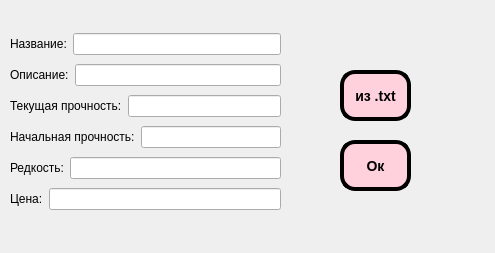
Above: lab_6/prog1window.ui from Manakoff/2- before the change. Below: the same form after it.
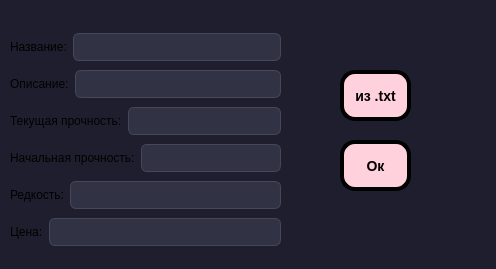
That is the form after the change.

What changed in the file:
```diff
--- a/lab_6/prog1window.ui
+++ b/lab_6/prog1window.ui
@@ -6,13 +6,18 @@
    <rect>
     <x>0</x>
     <y>0</y>
-    <width>495</width>
-    <height>253</height>
+    <width>496</width>
+    <height>269</height>
    </rect>
   </property>
   <property name="windowTitle">
    <string>Новый объект</string>
   </property>
+  <property name="styleSheet">
+   <string notr="true">QMainWindow, QDialog {
+    background-color: #1e1e2e; 
+}</string>
+  </property>
   <widget class="QPushButton" name="pushButton">
    <property name="geometry">
     <rect>
@@ -69,19 +74,21 @@
 QPushButton:pressed {
     background-color: #F8A0B0;
     border-style: inset;
-}</string>
+	padding-top: 12px;
+}
+</string>
    </property>
    <property name="text">
     <string>Ок</string>
    </property>
   </widget>
-  <widget class="QWidget" name="">
+  <widget class="QWidget" name="layoutWidget">
    <property name="geometry">
     <rect>
      <x>10</x>
      <y>30</y>
      <width>271</width>
-     <height>188</height>
+     <height>224</height>
     </rect>
    </property>
    <layout class="QVBoxLayout" name="verticalLayout">
@@ -95,7 +102,22 @@
        </widget>
       </item>
       <item>
-       <widget class="QLineEdit" name="lineEdit"/>
+       <widget class="QLineEdit" name="lineEdit">
+        <property name="styleSheet">
+         <string notr="true">QLineEdit {
+    background-color: #313244;
+    color: #cdd6f4;
+    border: 1px solid #45475a;
+    border-radius: 6px;
+    padding: 5px;
+    selection-background-color: #89b4fa;
+}
+
+QLineEdit:focus {
+    border: 2px solid #89b4fa;
+}</string>
+        </property>
+       </widget>
       </item>
      </layout>
     </item>
@@ -109,7 +131,22 @@
        </widget>
       </item>
       <item>
-       <widget class="QLineEdit" name="lineEdit_2"/>
+       <widget class="QLineEdit" name="lineEdit_2">
+        <property name="styleSheet">
+         <string notr="true">QLineEdit {
+    background-color: #313244;
+    color: #cdd6f4;
+    border: 1px solid #45475a;
+    border-radius: 6px;
+    padding: 5px;
+    selection-background-color: #89b4fa;
+}
+
+QLineEdit:focus {
+    border: 2px solid #89b4fa;
+}</string>
+        </property>
+       </widget>
       </item>
      </layout>
     </item>
@@ -123,7 +160,22 @@
        </widget>
       </item>
       <item>
-       <widget class="QLineEdit" name="lineEdit_3"/>
+       <widget class="QLineEdit" name="lineEdit_3">
+        <property name="styleSheet">
+         <string notr="true">QLineEdit {
+    background-color: #313244;
+    color: #cdd6f4;
+    border: 1px solid #45475a;
+    border-radius: 6px;
+    padding: 5px;
+    selection-background-color: #89b4fa;
+}
+
+QLineEdit:focus {
+    border: 2px solid #89b4fa;
+}</string>
+        </property>
+       </widget>
       </item>
      </layout>
     </item>
@@ -137,7 +189,22 @@
        </widget>
       </item>
       <item>
-       <widget class="QLineEdit" name="lineEdit_4"/>
+       <widget class="QLineEdit" name="lineEdit_4">
+        <property name="styleSheet">
+         <string notr="true">QLineEdit {
+    background-color: #313244;
+    color: #cdd6f4;
+    border: 1px solid #45475a;
+    border-radius: 6px;
+    padding: 5px;
+    selection-background-color: #89b4fa;
+}
+
+QLineEdit:focus {
+    border: 2px solid #89b4fa;
+}</string>
+        </property>
+       </widget>
       </item>
      </layout>
     </item>
@@ -151,7 +218,22 @@
        </widget>
       </item>
       <item>
-       <widget class="QLineEdit" name="lineEdit_5"/>
+       <widget class="QLineEdit" name="lineEdit_5">
+        <property name="styleSheet">
+         <string notr="true">QLineEdit {
+    background-color: #313244;
+    color: #cdd6f4;
+    border: 1px solid #45475a;
+    border-radius: 6px;
+    padding: 5px;
+    selection-background-color: #89b4fa;
+}
+
+QLineEdit:focus {
+    border: 2px solid #89b4fa;
+}</string>
+        </property>
+       </widget>
       </item>
      </layout>
     </item>
@@ -165,7 +247,22 @@
        </widget>
       </item>
       <item>
-       <widget class="QLineEdit" name="lineEdit_6"/>
+       <widget class="QLineEdit" name="lineEdit_6">
+        <property name="styleSheet">
+         <string notr="true">QLineEdit {
+    background-color: #313244;
+    color: #cdd6f4;
+    border: 1px solid #45475a;
+    border-radius: 6px;
+    padding: 5px;
+    selection-background-color: #89b4fa;
+}
+
+QLineEdit:focus {
+    border: 2px solid #89b4fa;
+}</string>
+        </property>
+       </widget>
       </item>
      </layout>
     </item>
```
Left out of the diff: 1 changed line with no effect on the pictures.
